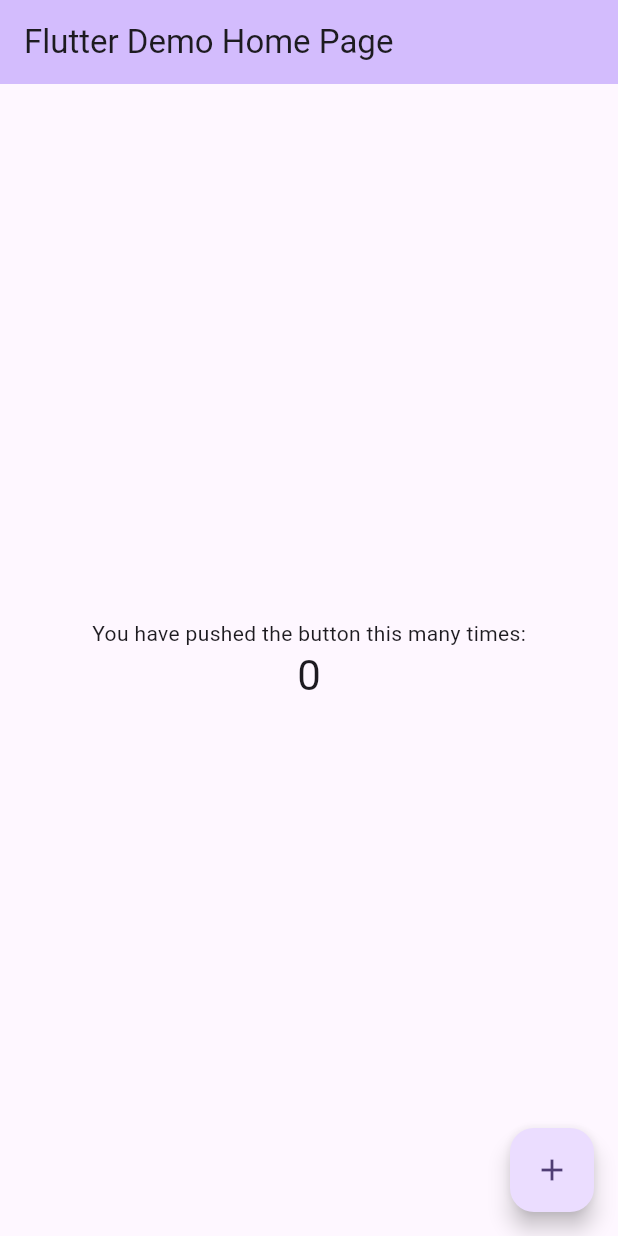
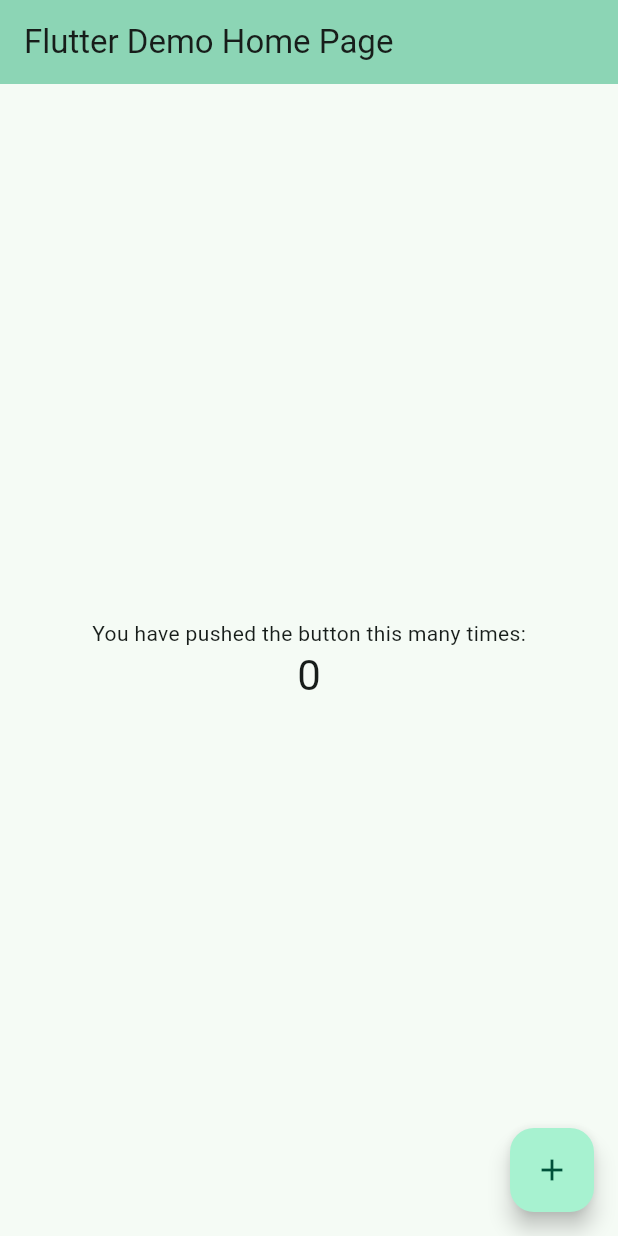
Before and after one commit to Rajan232/rydeflutter, a Flutter app: the screen it shows after launch, on a phone screen of 412 x 824 dp. Run offline on Flutter 3.47's test engine with Material 3 defaults, Android fonts, the phone set to English and light mode, and no system bars; our stand-ins replace firebase_core; accounts and stored records are empty.

Commit message:
colors minor change main.dart

```diff
--- a/lib/main.dart
+++ b/lib/main.dart
@@ -1,5 +1,6 @@
 import 'package:flutter/material.dart';
 import 'package:firebase_core/firebase_core.dart';
+import 'package:rydeflutter/colors.dart';
 import 'firebase_options.dart';
 
 
@@ -13,6 +14,7 @@ void main() {
 }
 
 class MyApp extends StatelessWidget {
+  static const colors = AppColors();
   const MyApp({super.key});
 
   // This widget is the root of your application.
@@ -36,7 +38,7 @@ class MyApp extends StatelessWidget {
         //
         // This works for code too, not just values: Most code changes can be
         // tested with just a hot reload.
-        colorScheme: ColorScheme.fromSeed(seedColor: Colors.deepPurple),
+        colorScheme: ColorScheme.fromSeed(seedColor: colors.primaryGreen),
         useMaterial3: true,
       ),
       home: const MyHomePage(title: 'Flutter Demo Home Page'),
```
Also changed, not shown: 1 other file.
